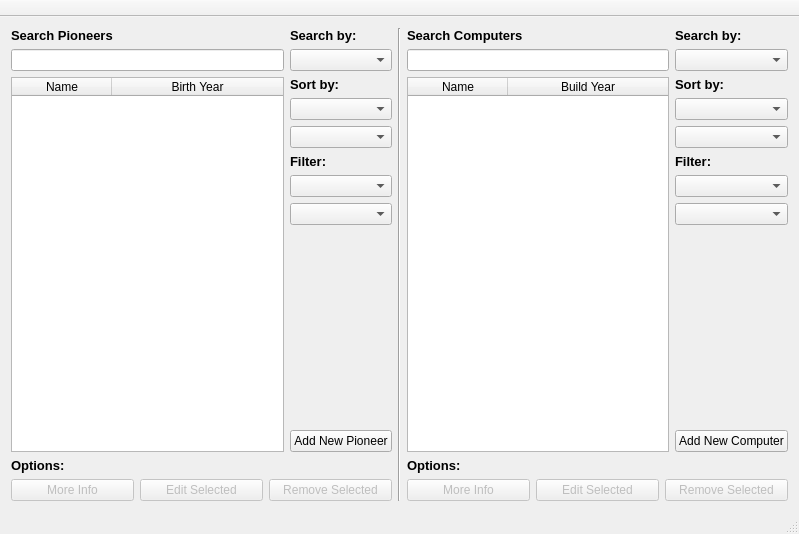
hlynurstef/Verklegt-namskeid-1-vika-3, file vika3/mainwindow.ui: the form before one commit.
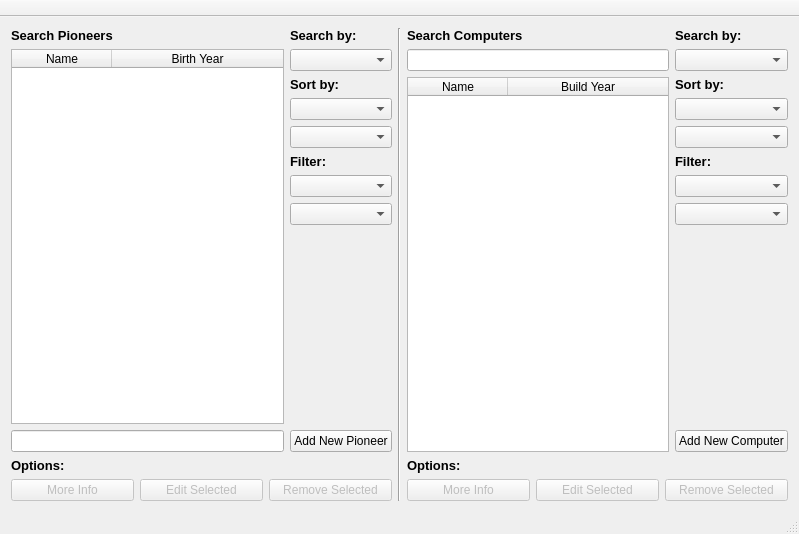
The form after the commit. Icons and pictures are not drawn.

Commit message: fixed some issues with how Pioneers were being added to the SQL database, should be all fixed now. Also added error messages for death year in addPioneer

What changed in the file:
```diff
--- a/vika3/mainwindow.ui
+++ b/vika3/mainwindow.ui
@@ -38,13 +38,6 @@
             </property>
            </widget>
           </item>
-          <item>
-           <widget class="QLineEdit" name="input_search_pioneers">
-            <property name="statusTip">
-             <string>Type here to search Pioneers</string>
-            </property>
-           </widget>
-          </item>
           <item>
            <widget class="QTableWidget" name="table_pioneers">
             <property name="editTriggers">
@@ -71,6 +64,13 @@
             </column>
            </widget>
           </item>
+          <item>
+           <widget class="QLineEdit" name="input_search_pioneers">
+            <property name="statusTip">
+             <string>Type here to search Pioneers</string>
+            </property>
+           </widget>
+          </item>
          </layout>
         </item>
         <item>
```
Left out of the diff: 2 changed lines with no effect on the pictures. The commit also changes 8 other files.
